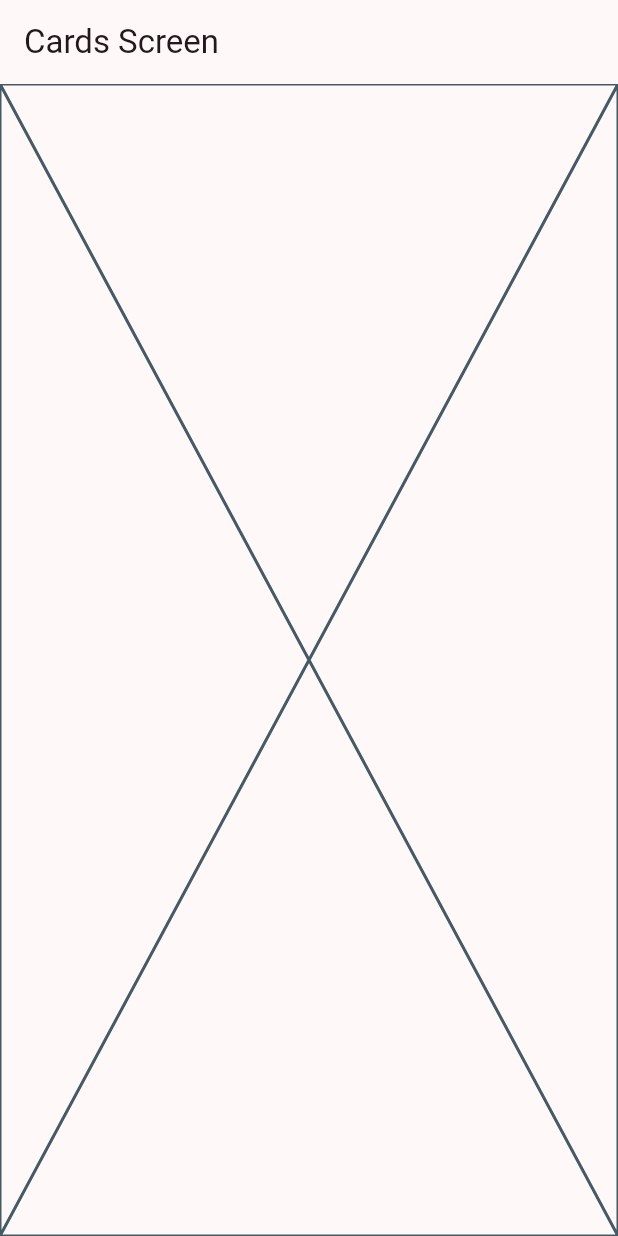
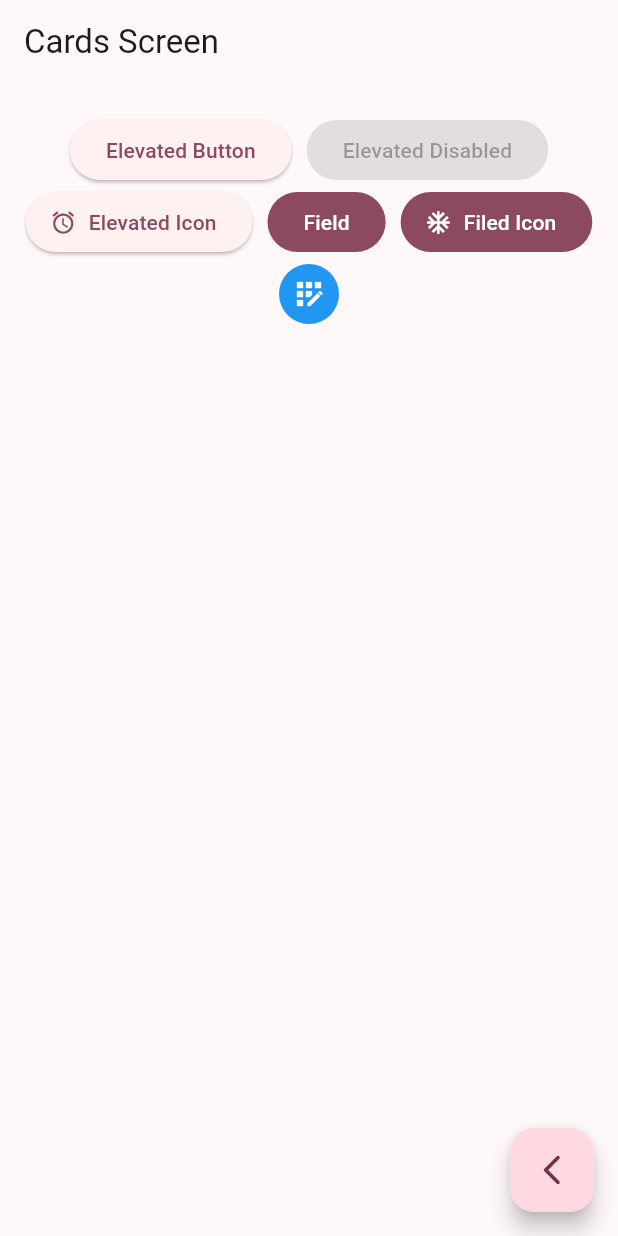
Before and after one commit to xxxferminxxx123/FlutterAplicationRoutes, a Flutter app: the CardsScreens screen opened by its route, on a phone screen of 412 x 824 dp. Run offline on Flutter 3.47's test engine with Material 3 defaults, Android fonts, the phone set to English and light mode, and no system bars; our stand-ins replace go_router.

```diff
--- a/lib/config/presentation/cards/cards_screen.dart
+++ b/lib/config/presentation/cards/cards_screen.dart
@@ -1,17 +1,65 @@
 import 'package:flutter/material.dart';
+import 'package:go_router/go_router.dart';
 
 class CardsScreens extends StatelessWidget {
-
-      static const String name = 'buttons_screen';
+  static const String name = 'card_screen';
   const CardsScreens({super.key});
 
   @override
   Widget build(BuildContext context) {
     return Scaffold(
-      appBar: AppBar(
-        title: const Text('Cards Screen'),
+      appBar: AppBar(title: const Text('Cards Screen')),
+      body: ButtonView(),
+      floatingActionButton: FloatingActionButton(
+        child: const Icon(Icons.arrow_back_ios_new_rounded),
+        onPressed: () {
+          context.pop();
+        },
       ),
-      body: const Placeholder(),
     );
   }
 }
+
+class ButtonView extends StatelessWidget {
+  const ButtonView({super.key});
+
+  @override
+  Widget build(BuildContext context) {
+    return SizedBox(
+      width: double.infinity,
+      child: Padding(
+        padding: const EdgeInsets.symmetric(horizontal: 10, vertical: 20),
+        child: Wrap(
+          spacing: 10,
+          crossAxisAlignment: WrapCrossAlignment.center,
+          alignment: WrapAlignment.center,
+          children: [
+            ElevatedButton(
+              onPressed: () {},
+              child: const Text('Elevated Button'),
+            ),
+            ElevatedButton(onPressed: null, child: Text('Elevated Disabled')),
+
+            ElevatedButton.icon(
+              onPressed: () {},
+              icon: const Icon(Icons.access_alarm_rounded),
+              label: const Text('Elevated Icon'),
+            ),
+            FilledButton(onPressed: (){}, child: Text('Field')),
+            FilledButton.icon(onPressed: (){},
+            icon: const Icon(Icons.ac_unit),
+            label: const Text('Filed Icon'),
+            ),
+            IconButton(onPressed: (){},
+            icon: Icon(Icons.app_registration),
+            style: ButtonStyle(
+                backgroundColor: MaterialStatePropertyAll(Colors.blue),
+                iconColor: const MaterialStatePropertyAll(Colors.white)
+            ),
+            )
+          ],
+        ),
+      ),
+    );
+  }
+}
--- a/lib/config/presentation/screens/home/home_screen.dart
+++ b/lib/config/presentation/screens/home/home_screen.dart
@@ -1,5 +1,4 @@
 import 'package:aplication/config/menu/menu_items.dart';
-import 'package:aplication/config/presentation/screens/buttons/buttons_screens.dart';
 import 'package:flutter/material.dart';
 import 'package:go_router/go_router.dart';
 
--- a/lib/config/presentation/screens/screens.dart
+++ /dev/null
@@ -1,3 +0,0 @@
-import 'package:aplication/config/presentation/cards/cards_screen.dart';
-import 'package:aplication/config/presentation/screens/buttons/buttons_screens.dart';
-import 'package:aplication/config/presentation/screens/home/home_screen.dart';
--- a/lib/main.dart
+++ b/lib/main.dart
@@ -9,8 +9,7 @@ void main() {
 class MainApp extends StatelessWidget {
 
   static const bool   falso = false;
-  static const String rutaCard = '/card';
-  static const String buttons = '/buttons';
+
 
   const MainApp({super.key});
 
```
